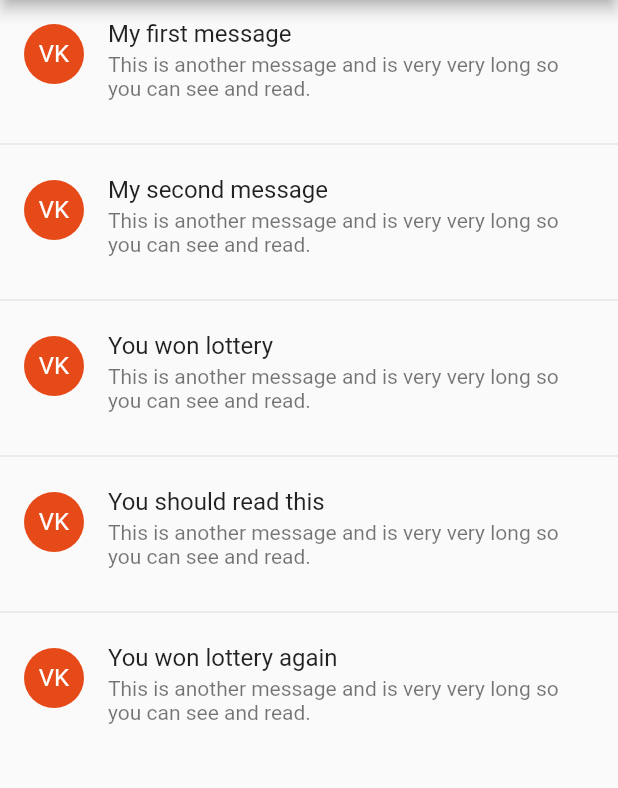
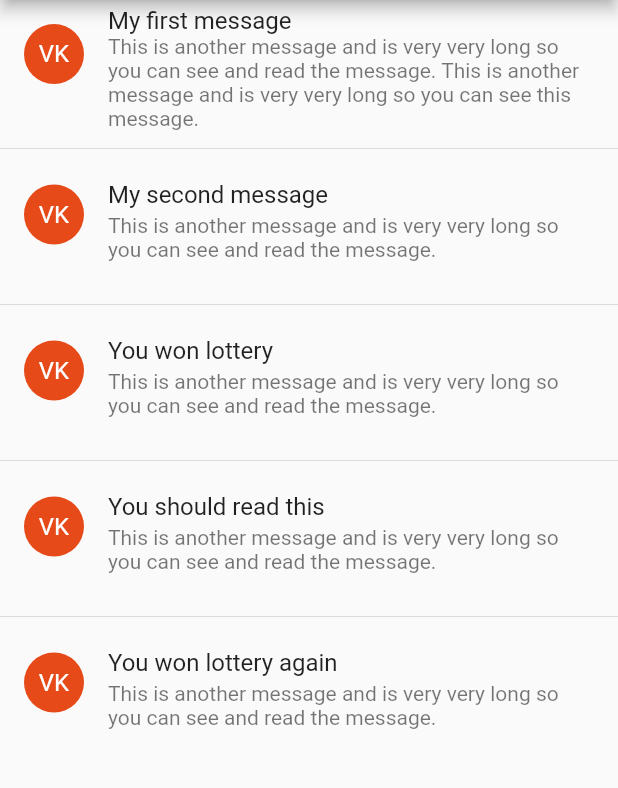
Before and after one commit to VijayGanganapalli/vchat, a Flutter app: the screen it shows after launch, on a phone screen of 412 x 824 dp, the part 84-872 px from its top. Run offline on Flutter 3.47's test engine with Material 2 defaults, Android fonts, the phone set to English and light mode, and no system bars.

Commit message:
renaming the title list as messages map

```diff
--- a/lib/main.dart
+++ b/lib/main.dart
@@ -20,11 +20,26 @@ class VchatApp extends StatelessWidget {
 class HomeScreen extends StatelessWidget {
   final String title;
   final messages = const [
-    'My first message',
-    'My second message',
-    'You won lottery',
-    'You should read this',
-    'You won lottery again'
+    {
+      'subject': 'My first message',
+      'body': 'This is another message and is very very long so you can see and read the message. This is another message and is very very long so you can see this message.'
+    },
+    {
+      'subject': 'My second message',
+      'body': 'This is another message and is very very long so you can see and read the message.'
+    },
+    {
+      'subject': 'You won lottery',
+      'body': 'This is another message and is very very long so you can see and read the message.'
+    },
+    {
+      'subject': 'You should read this',
+      'body': 'This is another message and is very very long so you can see and read the message.'
+    },
+    {
+      'subject': 'You won lottery again',
+      'body': 'This is another message and is very very long so you can see and read the message.'
+    },
   ];
 
   HomeScreen({Key key, this.title}) : super(key: key);
@@ -39,16 +54,14 @@ class HomeScreen extends StatelessWidget {
         itemCount: messages.length,
         separatorBuilder: (BuildContext context, int index) => Divider(),
         itemBuilder: (BuildContext context, int index) {
-          var title = messages[index];
+          var message = messages[index];
           return ListTile(
             isThreeLine: true,
             leading: CircleAvatar(
               child: Text('VK'),
             ),
-            title: Text(title),
-            subtitle: Text(
-              'This is another message and is very very long so you can see and read.',
-            ),
+            title: Text(message['subject']),
+            subtitle: Text(message['body']),
           );
         },
       ),
```
